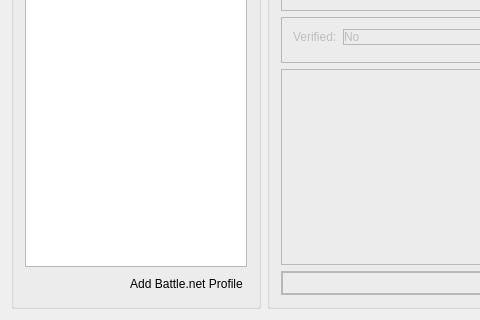
Qt form bnetsettingswindow.ui (Starbow/eros) before a commit; both pictures show x 0 to 480 and y 123 to 443 of the 708 by 443 pixel window.
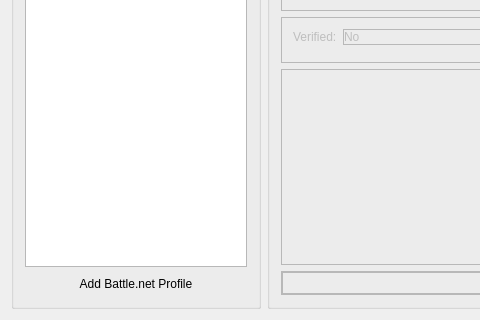
The same form after that commit. Icons and pictures are not drawn.

What changed in the file:
```diff
--- a/bnetsettingswindow.ui
+++ b/bnetsettingswindow.ui
@@ -35,7 +35,7 @@
       <item row="0" column="0" colspan="2">
        <widget class="QListWidget" name="lstProfiles"/>
       </item>
-      <item row="1" column="1">
+      <item row="1" column="0" colspan="2">
        <widget class="QPushButton" name="btnNewManualProfile">
         <property name="text">
          <string>Add Battle.net Profile</string>
```
